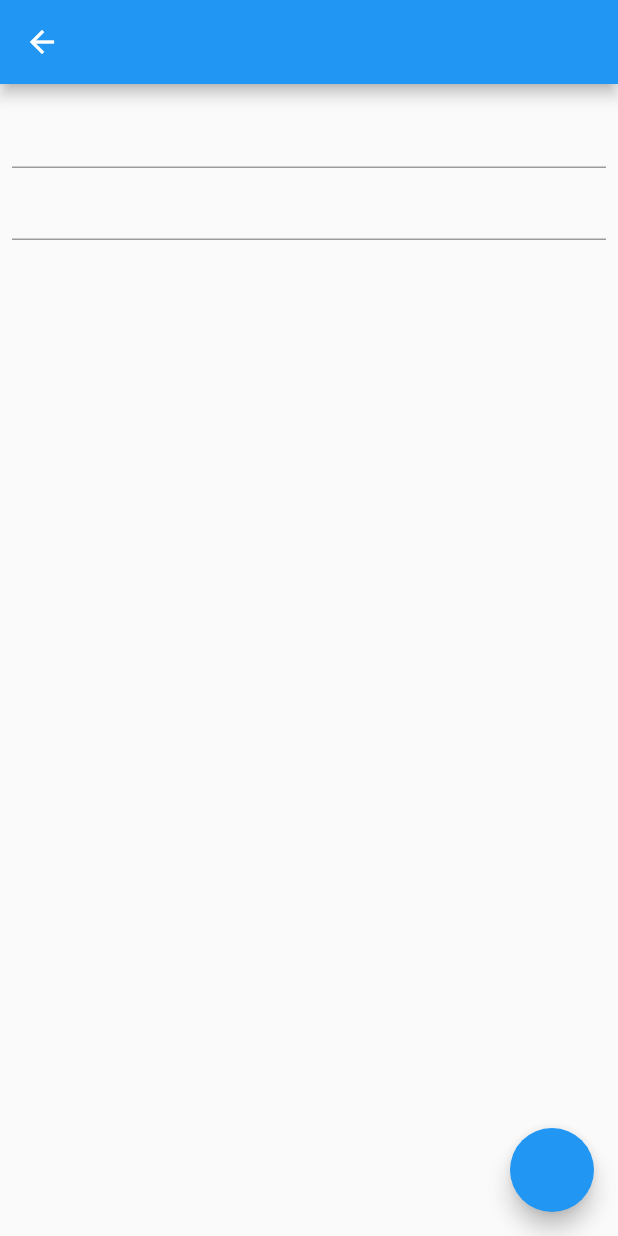
After one commit to edilson-rodrigues/poc_flutter_navigator_arguments_vs_state, a Flutter app: the screen it shows after launch, after a tap on "User Page", on a phone screen of 412 x 824 dp. The commit adds this screen. Run offline on Flutter 3.47's test engine with Material 2 defaults, Android fonts, the phone set to English and light mode, and no system bars.

Commit message:
added: user auth example

```diff
--- a/lib/src/common/routes.dart
+++ b/lib/src/common/routes.dart
@@ -1,10 +1,12 @@
 import 'package:flutter/material.dart';
 
 import '../features/features.dart';
+import '../features/user/user.dart';
 
 class Routes {
   static Map<String, Widget Function(BuildContext)> main = {
     MyHomePage.route: (context) => const MyHomePage(),
-    MySettingsPage.route: (context) => const MySettingsPage()
+    MySettingsPage.route: (context) => const MySettingsPage(),
+    UserPage.route: (context) => const UserPage(),
   };
 }
--- a/lib/src/features/home/my_home_page.dart
+++ b/lib/src/features/home/my_home_page.dart
@@ -3,6 +3,7 @@ import 'package:flutter/material.dart';
 import '../../common/common.dart';
 import '../../store.dart';
 import '../features.dart';
+import '../user/user.dart';
 
 class MyHomePage extends StatefulWidget {
   const MyHomePage({
@@ -48,6 +49,12 @@ class _MyHomePageState extends State<MyHomePage> {
           children: <Widget>[
             Text(_title),
             Text(_message),
+            ElevatedButton(
+              onPressed: () {
+                Navigator.pushNamed(context, UserPage.route);
+              },
+              child: const Text('User Page'),
+            ),
           ],
         ),
       ),
--- /dev/null
+++ b/lib/src/features/user/user.dart
@@ -0,0 +1,3 @@
+export 'user_mock.dart';
+export 'user_page.dart';
+export 'user_store.dart';
--- /dev/null
+++ b/lib/src/features/user/user_mock.dart
@@ -0,0 +1,6 @@
+class UserMock {
+  static final user = [
+    {"id": 1, "login": "adm", "pass": "123"},
+    {"id": 2, "login": "rtn", "pass": "rtn"}
+  ];
+}
--- /dev/null
+++ b/lib/src/features/user/user_model.dart
@@ -0,0 +1,22 @@
+class UserModel {
+  final int id;
+  final String login;
+  final String pass;
+
+  UserModel({
+    required this.id,
+    required this.login,
+    required this.pass,
+  });
+
+  factory UserModel.fromMap(Map<String, dynamic> map) {
+    return UserModel(
+      id: map['id']?.toInt() ?? 0,
+      login: map['login'] ?? '',
+      pass: map['pass'] ?? '',
+    );
+  }
+
+  @override
+  String toString() => 'UserModel(id: $id, login: $login, pass: $pass)';
+}
--- /dev/null
+++ b/lib/src/features/user/user_page.dart
@@ -0,0 +1,53 @@
+import 'package:flutter/material.dart';
+
+import 'user.dart';
+
+class UserPage extends StatefulWidget {
+  const UserPage({Key? key}) : super(key: key);
+
+  static const route = 'user-page';
+
+  @override
+  State<UserPage> createState() => _UserPageState();
+}
+
+class _UserPageState extends State<UserPage> {
+  final userStore = UserStore.instance;
+  String? login;
+  String? password;
+
+  @override
+  void initState() {
+    userStore.setUserList();
+    super.initState();
+  }
+
+  @override
+  Widget build(BuildContext context) {
+    return Scaffold(
+      appBar: AppBar(),
+      body: Padding(
+        padding: const EdgeInsets.all(8.0),
+        child: Center(
+          child: Column(children: [
+            TextField(
+              onChanged: (value) {
+                login = value;
+              },
+            ),
+            TextField(
+              onChanged: (value) {
+                password = value;
+              },
+            ),
+          ]),
+        ),
+      ),
+      floatingActionButton: FloatingActionButton(onPressed: () {
+        if (login != null && password != null) {
+          userStore.authenticate(login: login!, password: password!);
+        }
+      }),
+    );
+  }
+}
--- /dev/null
+++ b/lib/src/features/user/user_repository.dart
@@ -0,0 +1,11 @@
+import 'package:flutter_state/src/features/user/user_mock.dart';
+import 'package:flutter_state/src/features/user/user_model.dart';
+
+class UserRepository {
+  Future<List<UserModel>> getUser() async {
+    await Future.delayed(const Duration(seconds: 3));
+    var response = UserMock.user;
+    var data = response.map((e) => UserModel.fromMap(e)).toList();
+    return data;
+  }
+}
--- /dev/null
+++ b/lib/src/features/user/user_store.dart
@@ -0,0 +1,33 @@
+import 'dart:developer' as devtools show log;
+
+import 'package:flutter/foundation.dart';
+import 'package:flutter_state/src/features/user/user_model.dart';
+
+import 'user_repository.dart';
+
+class UserStore {
+  static final UserStore instance = UserStore._();
+  UserStore._();
+
+  var userList = ValueNotifier<List<UserModel>?>(null);
+
+  Future<void> setUserList() async {
+    userList.value = await UserRepository().getUser();
+
+    debugPrint(userList.value.toString());
+  }
+
+  void authenticate({required String login, required String password}) {
+    if (userList.value != null) {
+      try {
+        var user = userList.value!.firstWhere(
+          (UserModel e) => (e.login == login) && (e.pass == password),
+        );
+
+        devtools.log(user.toString());
+      } catch (e) {
+        devtools.log(e.toString());
+      }
+    }
+  }
+}
```
